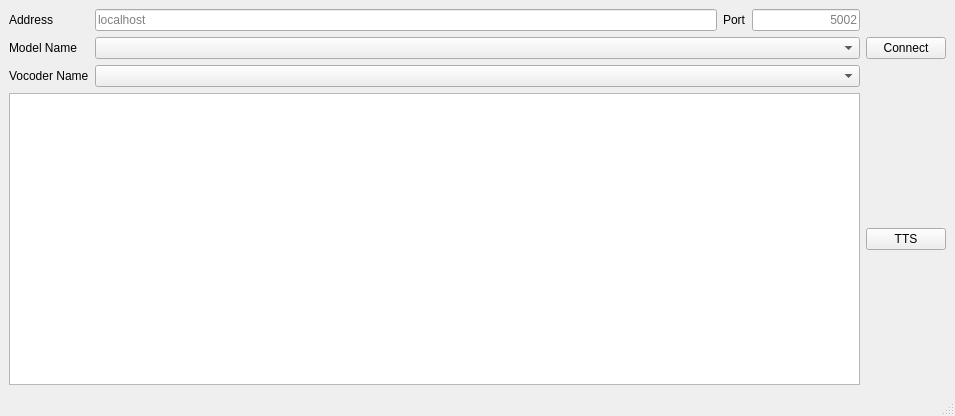
Above: forms/main_window.ui from DigitOtter/coqui-tts-server-gui before the change. Below: the same form after it.
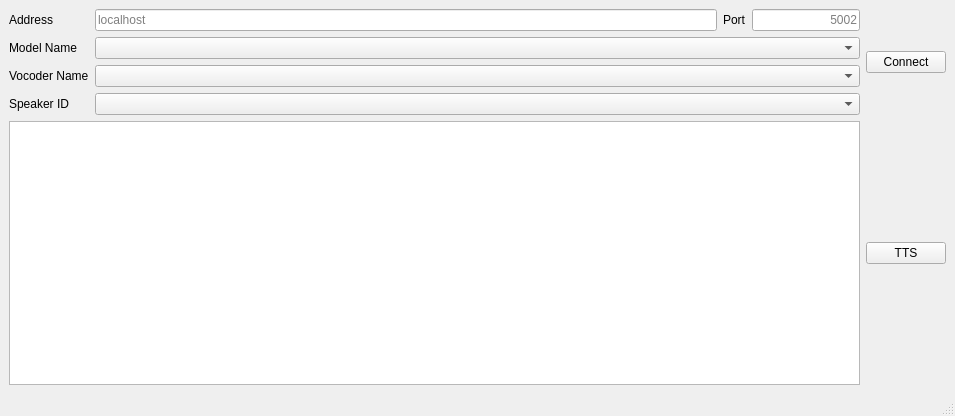
That is the form after the change.

Commit message: Functional TTS button Speaker ID selection TTS Server status messages Change window name Add window icon

```diff
--- a/forms/main_window.ui
+++ b/forms/main_window.ui
@@ -86,6 +86,16 @@
         <item row="2" column="1">
          <widget class="QComboBox" name="vocoder_name_box"/>
         </item>
+        <item row="3" column="1">
+         <widget class="QComboBox" name="speaker_id_box"/>
+        </item>
+        <item row="3" column="0">
+         <widget class="QLabel" name="label_5">
+          <property name="text">
+           <string>Speaker ID</string>
+          </property>
+         </widget>
+        </item>
        </layout>
       </item>
       <item>
```
Left out of the diff: 2 changed lines with no effect on the pictures. The commit also changes 8 other files.
